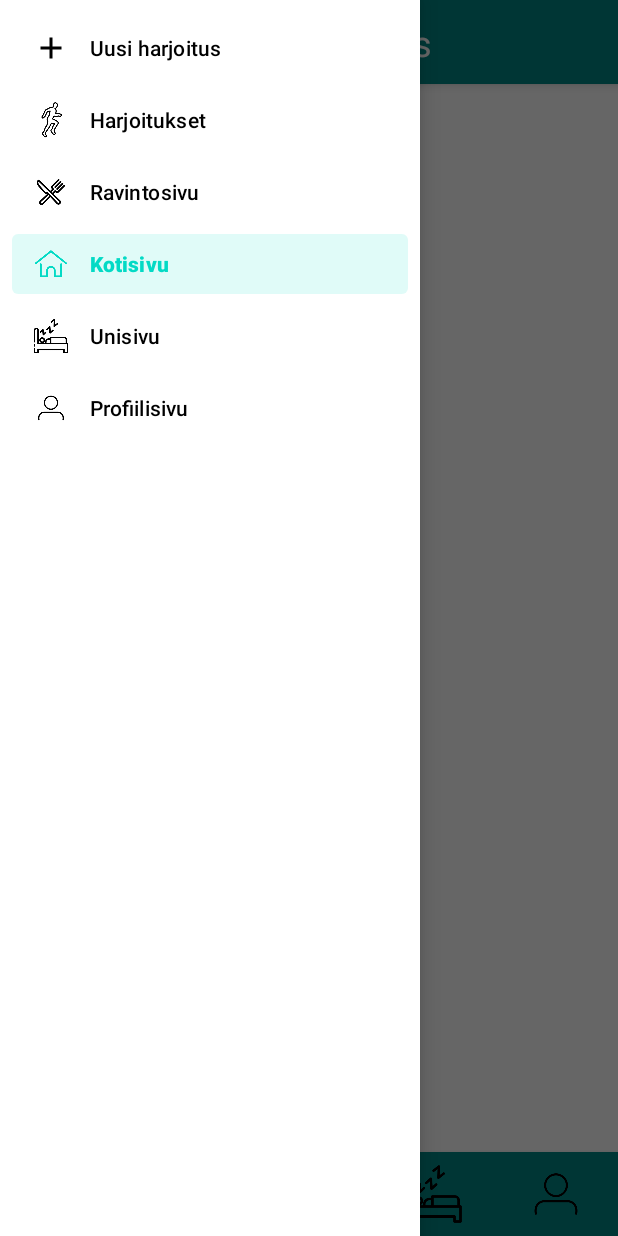
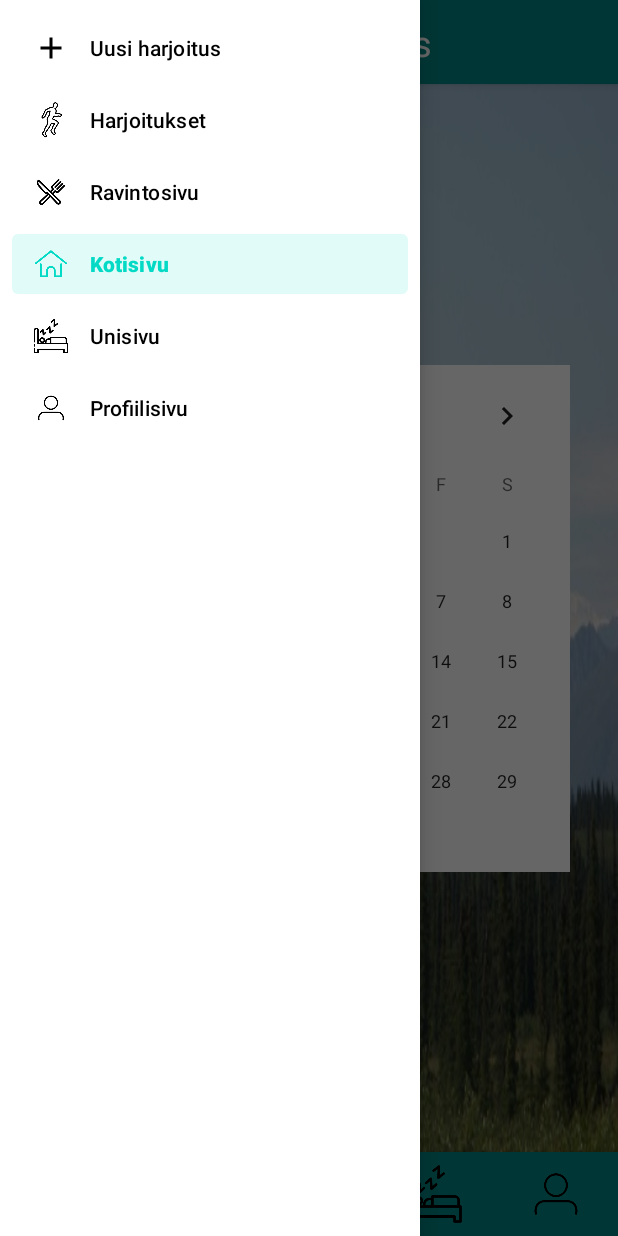
Before and after one commit to Tuomas01/Javajampat, an Android app: the MainActivity screen opened directly, with no data from a screen before it, with the side drawer open, on a phone screen of 412 x 824 dp. Run offline under Robolectric (Android 15) with nearby library versions, the phone set to English and light mode, and no system bars.

Commit message:
lisäsin backgroundkuvat

```diff
--- a/app/src/main/java/com/example/loppuprojekti/UniSivu.java
+++ b/app/src/main/java/com/example/loppuprojekti/UniSivu.java
@@ -46,7 +46,7 @@ public class UniSivu extends AppCompatActivity implements NavigationView.OnNavig
         profileName = findViewById(R.id.nameInput);
 
         Intent intent= getIntent();
-        unisivunimi.setText(intent.getStringExtra(ProfileActivity.name));
+        // unisivunimi.setText(intent.getStringExtra(ProfileActivity.name));
         setSupportActionBar(topbar);
         getSupportActionBar().setDisplayShowTitleEnabled(false);
 
--- a/app/src/main/res/layout/activity_main.xml
+++ b/app/src/main/res/layout/activity_main.xml
@@ -7,9 +7,7 @@
     android:layout_width="match_parent"
     android:layout_height="match_parent"
     tools:cotext=".MainActivity"
-
-    android:fitsSystemWindows="true"
-    tools:openDrawer="start">
+    android:fitsSystemWindows="true">
 
     <com.google.android.material.navigation.NavigationView
         android:layout_width="wrap_content"
@@ -21,7 +19,8 @@
     <androidx.constraintlayout.widget.ConstraintLayout
         android:layout_width="match_parent"
         android:layout_height="match_parent"
-    tools:context=".MainActivity">
+        tools:context=".MainActivity"
+        android:background="@drawable/forest">
 
         <com.google.android.material.appbar.AppBarLayout
             android:id="@+id/appBarLayoutTop"
@@ -181,5 +180,27 @@
 
         </com.google.android.material.appbar.AppBarLayout>
 
+        <CalendarView
+            android:id="@+id/calendarView"
+            android:layout_width="wrap_content"
+            android:layout_height="wrap_content"
+            android:background="@color/white"
+            app:layout_constraintBottom_toTopOf="@+id/appBarLayoutBottom"
+            app:layout_constraintEnd_toEndOf="parent"
+            app:layout_constraintStart_toStartOf="parent"
+            app:layout_constraintTop_toBottomOf="@+id/appBarLayoutTop" />
+
+        <TextView
+            android:id="@+id/Tervehdysviesti"
+            android:layout_width="wrap_content"
+            android:layout_height="wrap_content"
+            android:textColor="#000000"
+            android:textSize="24sp"
+            android:textStyle="bold"
+            app:layout_constraintBottom_toTopOf="@+id/calendarView"
+            app:layout_constraintEnd_toEndOf="parent"
+            app:layout_constraintStart_toStartOf="parent"
+            app:layout_constraintTop_toBottomOf="@+id/appBarLayoutTop" />
+
     </androidx.constraintlayout.widget.ConstraintLayout>
 </androidx.drawerlayout.widget.DrawerLayout>
--- a/app/src/main/res/values/strings.xml
+++ b/app/src/main/res/values/strings.xml
@@ -28,4 +28,5 @@
     <string name="kalorisuositus">Keskimäärin naiset tarvitsevat noin 2000 kaloria päivässä ja miehet noin 2500 kaloria.</string>
     <string name="kaloritarpeenlaskeminen">Karkean arvon omasta kaloritarpeesta saa kertomalla oman painon kolmellakymmenellä.
         Esimerkiksi, jos painat 80 kg, kaloritarpeesi on noin 80 * 30 = 2400 kaloria. Kaloritarpeeseen vaikuttaa myös ikä, pituus ja sukupuoli</string>
+    <string name="arvoisa">Arvoisa käyttäjä</string>
 </resources>
```
Also changed, not shown: app/src/main/res/layout/activity_profile.xml (+36 -22 lines), app/src/main/res/layout/activity_uni_sivu.xml (line endings or trailing spaces). Lines whose indentation alone changed are shown as unchanged.
